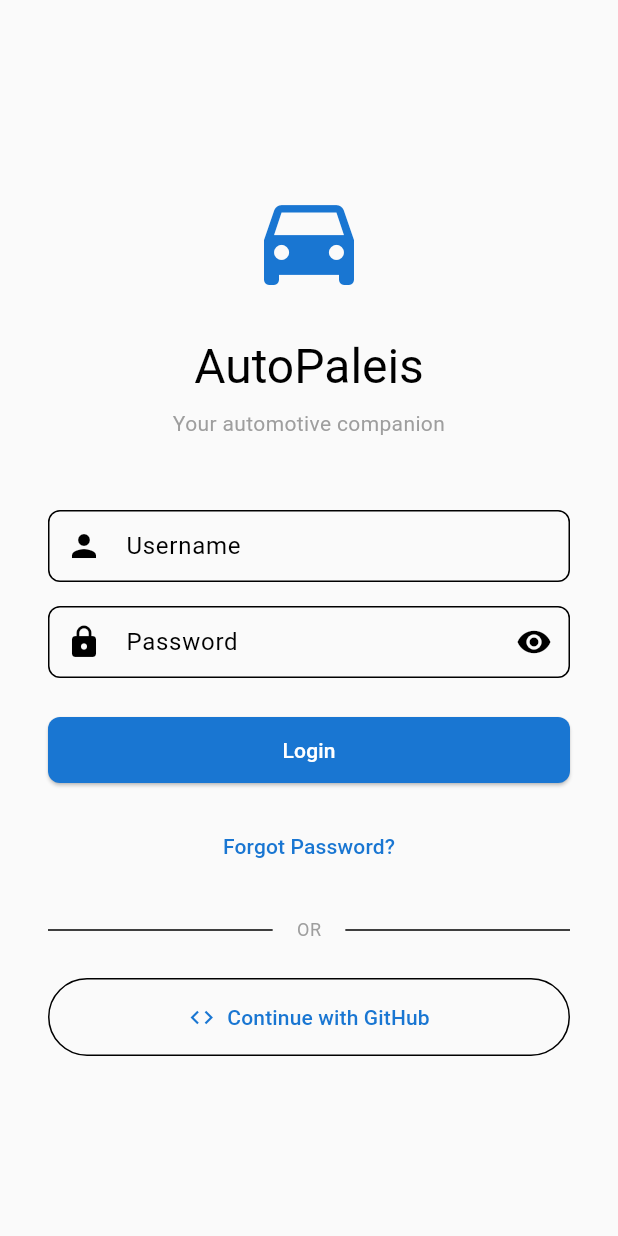
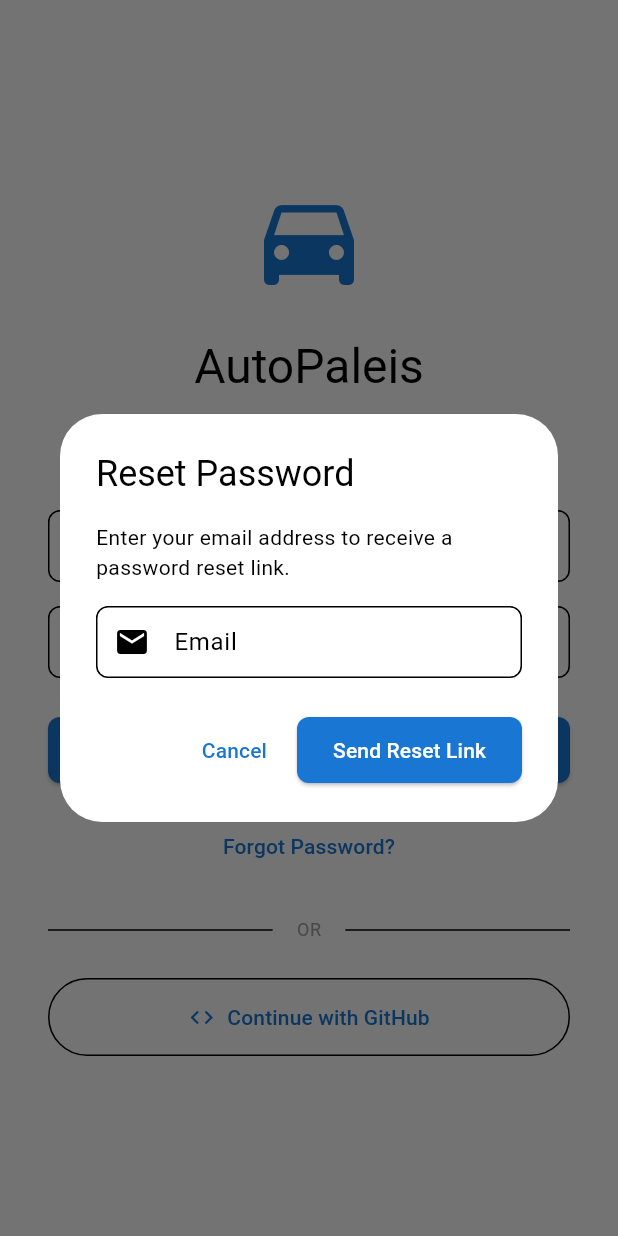
Before and after one commit to ianvrijs/autopaleis, a Flutter app: the screen it shows after launch, after a tap on "Forgot Password?", on a phone screen of 412 x 824 dp. Run offline on Flutter 3.47's test engine with Material 3 defaults, Android fonts, the phone set to English and light mode, and no system bars; our stand-ins replace shared_preferences; missing offline and left inert: flutter_web_auth_2, mailer; accounts and stored records are empty.

Commit message:
password reset email using MailDev

```diff
--- a/lib/features/login/login_screen.dart
+++ b/lib/features/login/login_screen.dart
@@ -5,6 +5,7 @@
 import '../../shared/services/car_service.dart';
 import '../../shared/services/rental_service.dart';
 import '../../shared/services/repair_service.dart';
+import '../../shared/services/email_service.dart';
 
 class LoginScreen extends StatefulWidget {
   const LoginScreen({super.key});
@@ -83,6 +84,95 @@
         );
       }
     }
+  }
+
+  Future<void> _handleForgotPassword() async {
+    final emailController = TextEditingController();
+    showDialog(
+      context: context,
+      builder: (context) => AlertDialog(
+        title: const Text('Reset Password'),
+        content: Column(
+          mainAxisSize: MainAxisSize.min,
+          children: [
+            const Text('Enter your email address to receive a password reset link.'),
+            const SizedBox(height: 16),
+            TextField(
+              controller: emailController,
+              decoration: InputDecoration(
+                labelText: 'Email',
+                prefixIcon: const Icon(Icons.email),
+                border: OutlineInputBorder(
+                  borderRadius: BorderRadius.circular(8),
+                ),
+              ),
+              keyboardType: TextInputType.emailAddress,
+            ),
+          ],
+        ),
+        actions: [
+          TextButton(
+            onPressed: () => Navigator.pop(context),
+            child: const Text('Cancel'),
+          ),
+          ElevatedButton(
+            onPressed: () async {
+              final email = emailController.text.trim();
+
+              if (email.isEmpty) {
+                ScaffoldMessenger.of(context).showSnackBar(
+                  const SnackBar(
+                    content: Text('Please enter your email'),
+                    backgroundColor: Colors.orange,
+                  ),
+                );
+                return;
+              }
+
+              if (!email.contains('@')) {
+                ScaffoldMessenger.of(context).showSnackBar(
+                  const SnackBar(
+                    content: Text('Please enter a valid email'),
+                    backgroundColor: Colors.orange,
+                  ),
+                );
+                return;
+              }
+
+              // Generate a reset token (in production, this should come from your backend)
+              final resetToken = DateTime.now().millisecondsSinceEpoch.toString();
+              print('Generated reset token: $resetToken');
+
+              // Send password reset email
+              final success = await EmailService.sendPasswordResetEmail(
+                email,
+              );
+
+              if (mounted) {
+                Navigator.pop(context);
+
+                if (success) {
+                  ScaffoldMessenger.of(context).showSnackBar(
+                    const SnackBar(
+                      content: Text('Password reset email sent! Check your inbox.'),
+                      backgroundColor: Colors.green,
+                    ),
+                  );
+                } else {
+                  ScaffoldMessenger.of(context).showSnackBar(
+                    const SnackBar(
+                      content: Text('Failed to send reset email. Please try again.'),
+                      backgroundColor: Colors.red,
+                    ),
+                  );
+                }
+              }
+            },
+            child: const Text('Send Reset Link'),
+          ),
+        ],
+      ),
+    );
   }
 
   @override
@@ -181,9 +271,7 @@
                   ),
                   const SizedBox(height: 16),
                   TextButton(
-                    onPressed: () {
-                      // Handle forgot password
-                    },
+                    onPressed: _handleForgotPassword,
                     child: const Text('Forgot Password?'),
                   ),
                   const SizedBox(height: 24),
--- /dev/null
+++ b/lib/shared/services/email_service.dart
@@ -0,0 +1,66 @@
+import 'package:mailer/mailer.dart';
+import 'package:mailer/smtp_server.dart';
+
+class EmailService {
+  // MailDev SMTP configuration
+  static const String _smtpHost = 'localhost';
+  static const int _smtpPort = 1025;
+  static const String _senderEmail = 'noreply@autopaleis.com';
+  static const String _senderName = 'AutoPaleis';
+
+  static Future<bool> sendEmail({
+    required String recipientEmail,
+    required String subject,
+    required String body,
+    bool isHtml = true,
+  }) async {
+    try {
+      final smtpServer = SmtpServer(
+        _smtpHost,
+        port: _smtpPort,
+        allowInsecure: true,
+      );
+
+      final message = Message()
+        ..from = Address(_senderEmail, _senderName)
+        ..recipients.add(recipientEmail)
+        ..subject = subject;
+
+      if (isHtml) {
+        message.html = body;
+      } else {
+        message.text = body;
+      }
+
+      await send(message, smtpServer);
+      print('Email sent successfully to $recipientEmail');
+      return true;
+    } catch (e) {
+      print('Error sending email: $e');
+      return false;
+    }
+  }
+
+  /// Send password reset email
+  static Future<bool> sendPasswordResetEmail(
+    String userEmail,
+  ) {
+    final resetLink = '';
+    final htmlBody = '''
+      <h2>Password Reset Request</h2>
+      <p>We received a request to reset your password.</p>
+      <p><a href="$resetLink">Click here to reset your password</a></p>
+      <p>If you didn't request this, please ignore this email.</p>
+      <p>This link expires in 24 hours.</p>
+      <hr>
+      <p>Best regards,<br>The AutoPaleis Team</p>
+    ''';
+
+    return sendEmail(
+      recipientEmail: userEmail,
+      subject: 'Password Reset - AutoPaleis',
+      body: htmlBody,
+      isHtml: true,
+    );
+  }
+}
--- a/pubspec.yaml
+++ b/pubspec.yaml
@@ -14,6 +14,7 @@
   provider: ^6.1.1
   flutter_web_auth_2: ^3.1.2
   url_launcher: ^6.2.5
+  mailer: ^6.1.1
 
 dev_dependencies:
   flutter_test:
```
Also changed, not shown: pubspec.lock, 1 other file.
